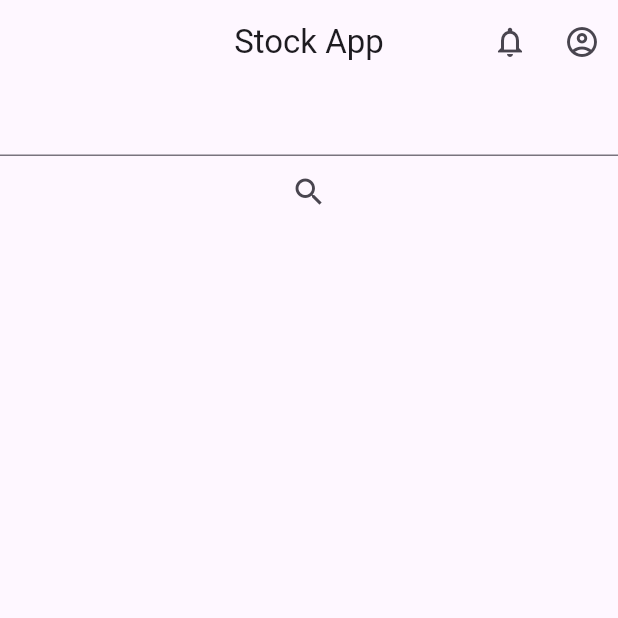
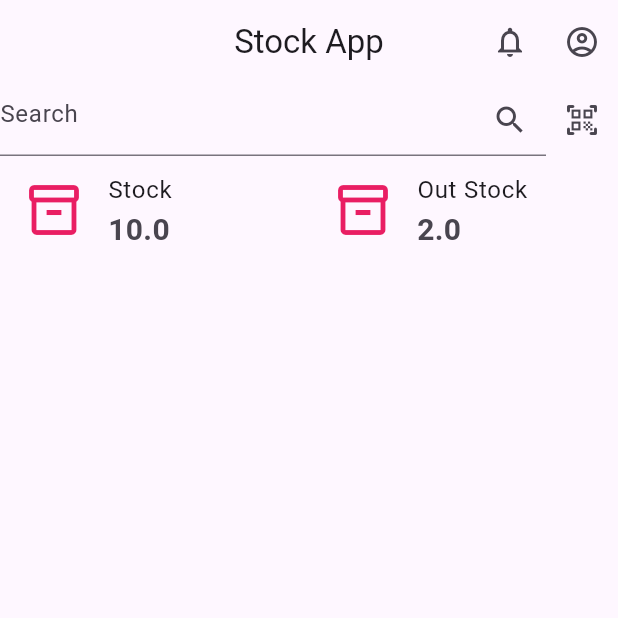
Before and after one commit to scmt-dev/flutter-app-stock-system-example, a Flutter app: the screen it shows after launch, on a phone screen of 412 x 824 dp, the top half of it. Run offline on Flutter 3.47's test engine with Material 3 defaults, Android fonts, the phone set to English and light mode, and no system bars.

Commit message:
improve(ui): main app

```diff
--- a/lib/application.dart
+++ b/lib/application.dart
@@ -17,6 +17,26 @@ class HomeScreen extends StatefulWidget {
 }
 
 class _HomeScreenState extends State<HomeScreen> {
+  Widget _box(String title, double total) {
+    return Expanded(
+      child: ListTile(
+        leading: const Icon(
+          Icons.inventory_2_outlined,
+          size: 40.0,
+          color: Colors.pink,
+        ),
+        title: Text(title),
+        subtitle: Text(
+          '$total',
+          style: const TextStyle(
+            fontSize: 20.0,
+            fontWeight: FontWeight.bold,
+          ),
+        ),
+      ),
+    );
+  }
+
   @override
   Widget build(BuildContext context) {
     return Scaffold(
@@ -40,12 +60,29 @@ class _HomeScreenState extends State<HomeScreen> {
       ),
       body: ListView(
         children: [
-          TextField(),
-          IconButton(
-            icon: Icon(Icons.search),
-            onPressed: () {
-              print('search');
-            },
+          Row(
+            children: [
+              const Expanded(
+                child: TextField(
+                  decoration: InputDecoration(
+                    hintText: 'Search',
+                    suffixIcon: Icon(Icons.search),
+                  ),
+                ),
+              ),
+              IconButton(
+                icon: Icon(Icons.qr_code_scanner_rounded),
+                onPressed: () {
+                  print('search');
+                },
+              ),
+            ],
+          ),
+          Row(
+            children: [
+              _box('Stock', 10),
+              _box('Out Stock', 2),
+            ],
           ),
         ],
       ),
```
Also changed, not shown: lib/widgets/appbar_widget.dart (added), lib/widgets/card_widget.dart (added).
